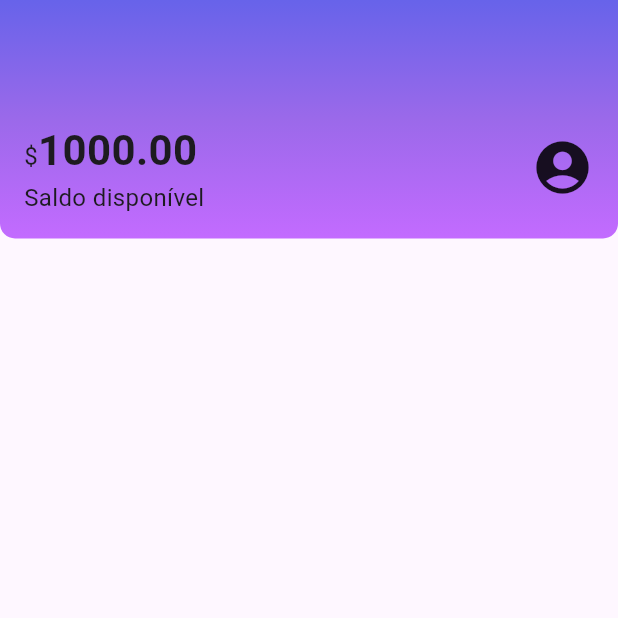
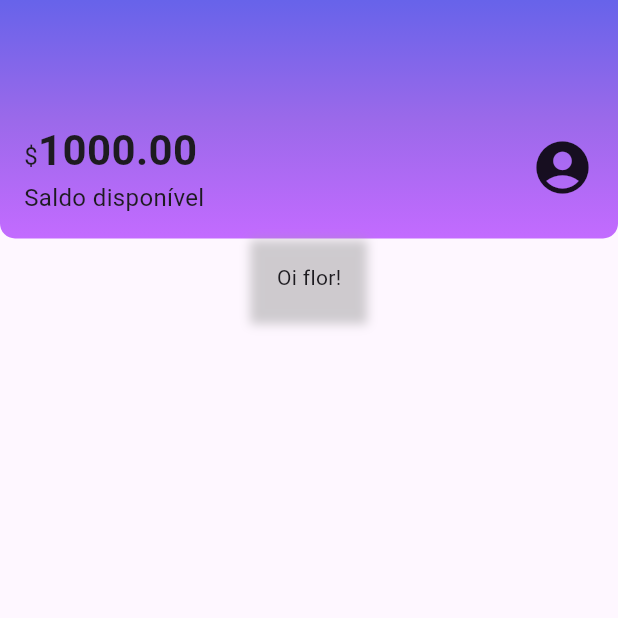
Before and after one commit to cristijung/flutter-bank, a Flutter app: the screen it shows after launch, on a phone screen of 412 x 824 dp, the top half of it. Run offline on Flutter 3.47's test engine with Material 3 defaults, Android fonts, the phone set to English and light mode, and no system bars.

Commit message:
fazendo card

```diff
--- /dev/null
+++ b/lib/components/box_card.dart
@@ -0,0 +1,25 @@
+
+import 'package:flutter/material.dart';
+
+class BoxCard extends StatelessWidget {
+  final Widget boxContent;
+  const BoxCard({super.key, required this.boxContent});
+
+  @override
+  Widget build(BuildContext context) {
+    return Container(
+      padding: const EdgeInsets.all(16),
+      decoration: BoxDecoration(
+        boxShadow: [
+          BoxShadow(
+            color: Colors.grey.withOpacity(0.5),
+            spreadRadius: 2,
+            blurRadius: 5,
+            offset: const Offset(0, 3), // changes position of shadow
+          ),
+        ],
+      ),
+      child: boxContent,
+    );
+  }
+}
--- a/lib/screens/home.dart
+++ b/lib/screens/home.dart
@@ -1,4 +1,5 @@
 import 'package:flutter/material.dart';
+import 'package:flutterbank/components/box_card.dart';
 import 'package:flutterbank/components/sections/header.dart';
 
 class Home extends StatelessWidget {
@@ -10,6 +11,9 @@ class Home extends StatelessWidget {
       body: Column(
         children: <Widget>[
           Header(),
+          BoxCard(
+            boxContent: Text('Oi flor!'),
+          ),
         ],
       ),
     );
```
